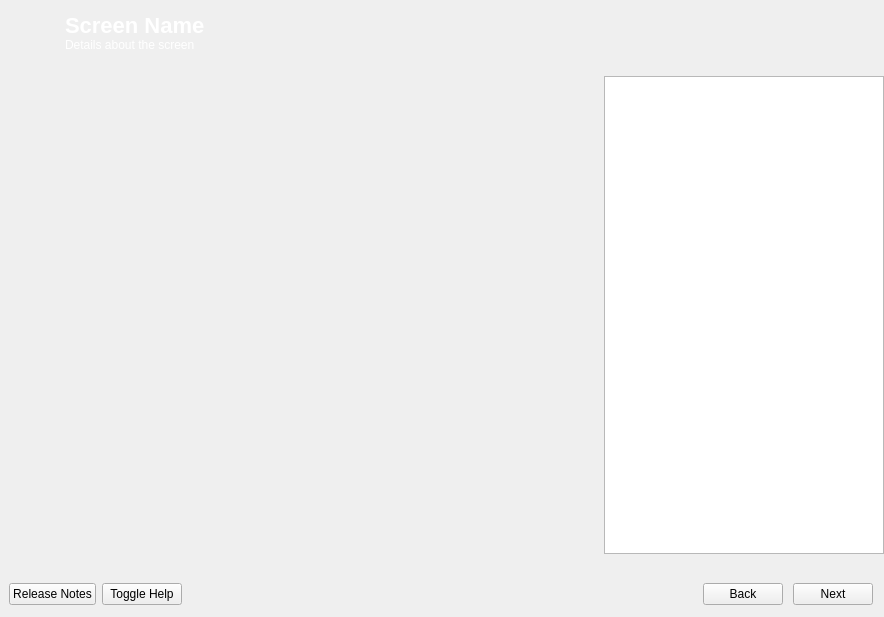
dadas45li/yali, file yali4/gui/Ui/main.ui: the form before one commit.
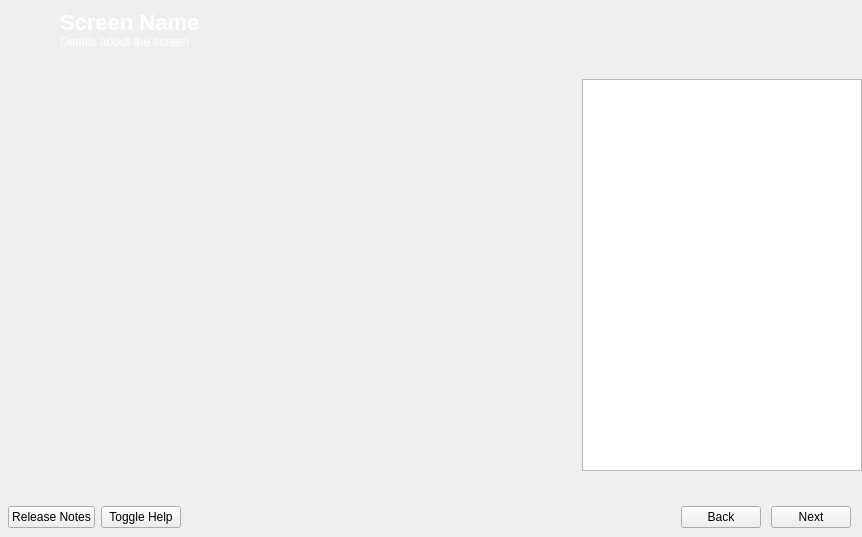
The form after the commit. Icons and pictures are not drawn.

Commit message: * Use correct Class hierachy

```diff
--- a/yali4/gui/Ui/main.ui
+++ b/yali4/gui/Ui/main.ui
@@ -6,27 +6,30 @@
    <rect>
     <x>0</x>
     <y>0</y>
-    <width>884</width>
-    <height>617</height>
+    <width>862</width>
+    <height>537</height>
    </rect>
   </property>
   <property name="windowTitle">
    <string>Yali4</string>
   </property>
-  <layout class="QGridLayout">
+  <layout class="QGridLayout" name="gridLayout">
+   <property name="margin">
+    <number>0</number>
+   </property>
+   <item row="0" column="0">
+    <widget class="QWidget" name="Yali" native="true">
+     <layout class="QGridLayout" name="gridLayout_2">
    <property name="leftMargin">
-    <number>9</number>
+       <number>4</number>
    </property>
    <property name="topMargin">
-    <number>3</number>
+       <number>0</number>
    </property>
    <property name="rightMargin">
     <number>0</number>
    </property>
    <property name="bottomMargin">
-    <number>3</number>
-   </property>
-   <property name="spacing">
     <number>0</number>
    </property>
    <item row="0" column="0">
@@ -291,6 +294,22 @@
         </property>
         <item>
          <layout class="QHBoxLayout">
+             <item>
+              <spacer name="horizontalSpacer_2">
+               <property name="orientation">
+                <enum>Qt::Horizontal</enum>
+               </property>
+               <property name="sizeType">
+                <enum>QSizePolicy::Fixed</enum>
+               </property>
+               <property name="sizeHint" stdset="0">
+                <size>
+                 <width>4</width>
+                 <height>20</height>
+                </size>
+               </property>
+              </spacer>
+             </item>
           <item>
            <widget class="QPushButton" name="releaseNotes">
             <property name="focusPolicy">
@@ -391,6 +410,9 @@
       </widget>
      </item>
     </layout>
+      </item>
+     </layout>
+    </widget>
    </item>
   </layout>
  </widget>
```
Lines whose indentation alone changed are shown as unchanged. The commit also changes 8 other files.
